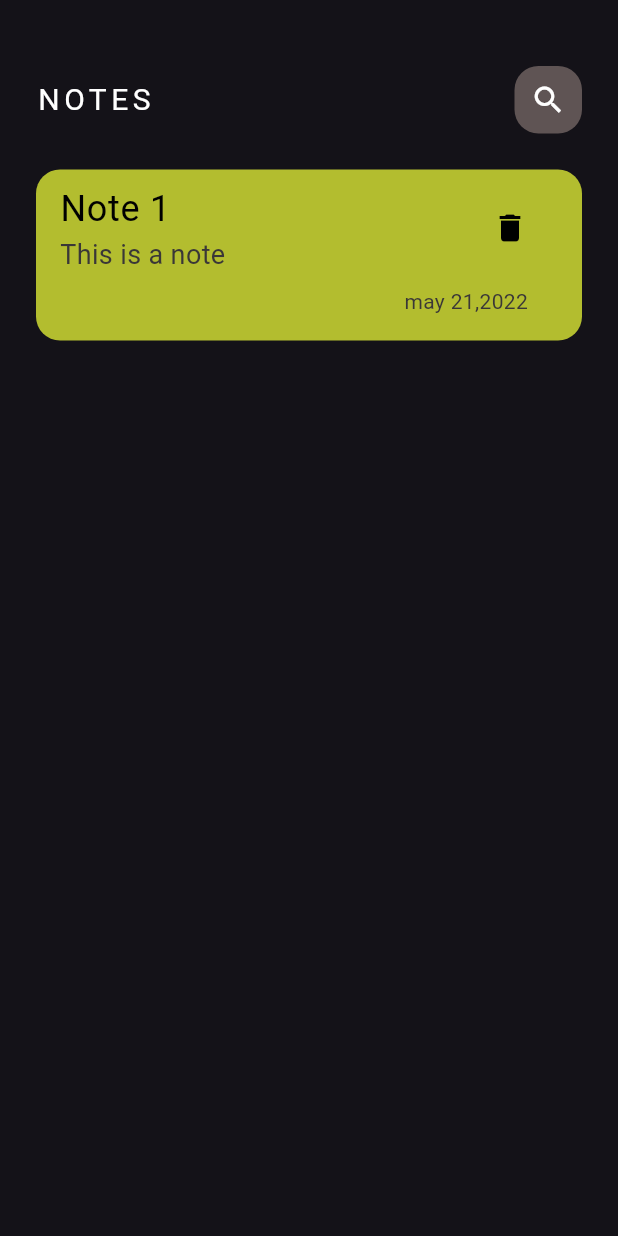
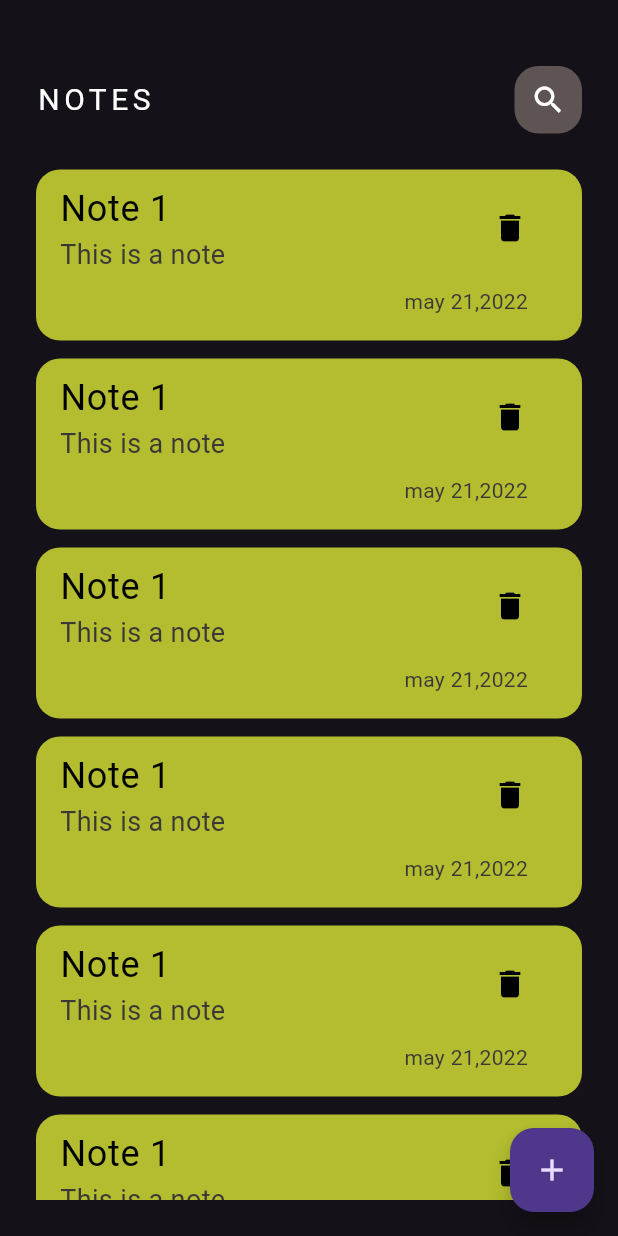
Before and after one commit to masymas99/note_app, a Flutter app: the screen it shows after launch, on a phone screen of 412 x 824 dp. Run offline on Flutter 3.47's test engine with Material 3 defaults, Android fonts, the phone set to English and light mode, and no system bars.

Commit message:
floating action

```diff
--- a/lib/views/notes_view.dart
+++ b/lib/views/notes_view.dart
@@ -1,5 +1,5 @@
 import 'package:flutter/material.dart';
-import 'package:semsar/views/widgets/nodes_view_body.dart';
+import 'package:semsar/views/widgets/notes_view_body.dart';
 
 class NotesView extends StatelessWidget {
   const NotesView({Key? key}) : super(key: key);
@@ -7,7 +7,11 @@ class NotesView extends StatelessWidget {
   @override
   Widget build(BuildContext context) {
     return Scaffold(
-      body: NodesViewBody(),
+      body: noteViewBody(),
+      floatingActionButton: FloatingActionButton(
+        onPressed: () {},
+        child: Icon(Icons.add),
+      ),
     );
   }
 }
--- /dev/null
+++ b/lib/views/widgets/Notes_List_View.dart
@@ -0,0 +1,15 @@
+import 'package:flutter/material.dart';
+import 'package:semsar/views/widgets/notes_items.dart';
+
+class NotesListView extends StatelessWidget {
+  const NotesListView({Key? key}) : super(key: key);
+
+  @override
+  Widget build(BuildContext context) {
+    return ListView.builder(
+      itemBuilder: (BuildContext context, int index) {
+        return NoteItem();
+      },
+    );
+  }
+}
--- a/lib/views/widgets/custom_app_bar.dart
+++ b/lib/views/widgets/custom_app_bar.dart
@@ -6,7 +6,7 @@ class CustomAppBar extends StatelessWidget {
   @override
   Widget build(BuildContext context) {
     return Padding(
-      padding: const EdgeInsets.all(0.0),
+      padding: const EdgeInsets.only(bottom: 12),
       child: const Row(
         children: [
           Text(
--- a/lib/views/widgets/notes_items.dart
+++ b/lib/views/widgets/notes_items.dart
@@ -6,7 +6,7 @@ class NoteItem extends StatelessWidget {
   @override
   Widget build(BuildContext context) {
     return Padding(
-      padding: const EdgeInsets.only(top: 24),
+      padding: const EdgeInsets.only(top: 12),
       child: Container(
         decoration: BoxDecoration(
             color: const Color.fromARGB(255, 179, 189, 47),
--- a/lib/views/widgets/nodes_view_body.dart
+++ b/lib/views/widgets/notes_view_body.dart
@@ -2,8 +2,8 @@ import 'package:flutter/material.dart';
 import 'package:semsar/views/widgets/custom_app_bar.dart';
 import 'package:semsar/views/widgets/notes_items.dart';
 
-class NodesViewBody extends StatelessWidget {
-  const NodesViewBody({Key? key}) : super(key: key);
+class noteViewBody extends StatelessWidget {
+  const noteViewBody({Key? key}) : super(key: key);
   @override
   Widget build(BuildContext context) {
     return Padding(
@@ -14,9 +14,22 @@ class NodesViewBody extends StatelessWidget {
             height: 20,
           ),
           const CustomAppBar(),
-          NoteItem()
+          Expanded(child: NotesListView())
         ],
       ),
     );
   }
 }
+
+class NotesListView extends StatelessWidget {
+  const NotesListView({Key? key}) : super(key: key);
+
+  @override
+  Widget build(BuildContext context) {
+    return ListView.builder(
+      itemBuilder: (BuildContext context, int index) {
+        return NoteItem();
+      },
+    );
+  }
+}
```
